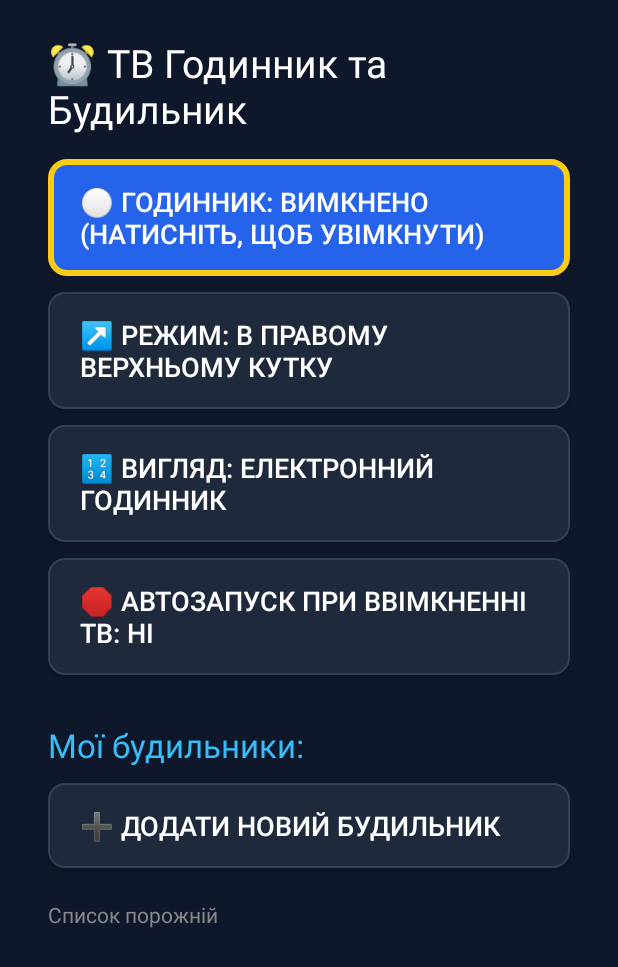
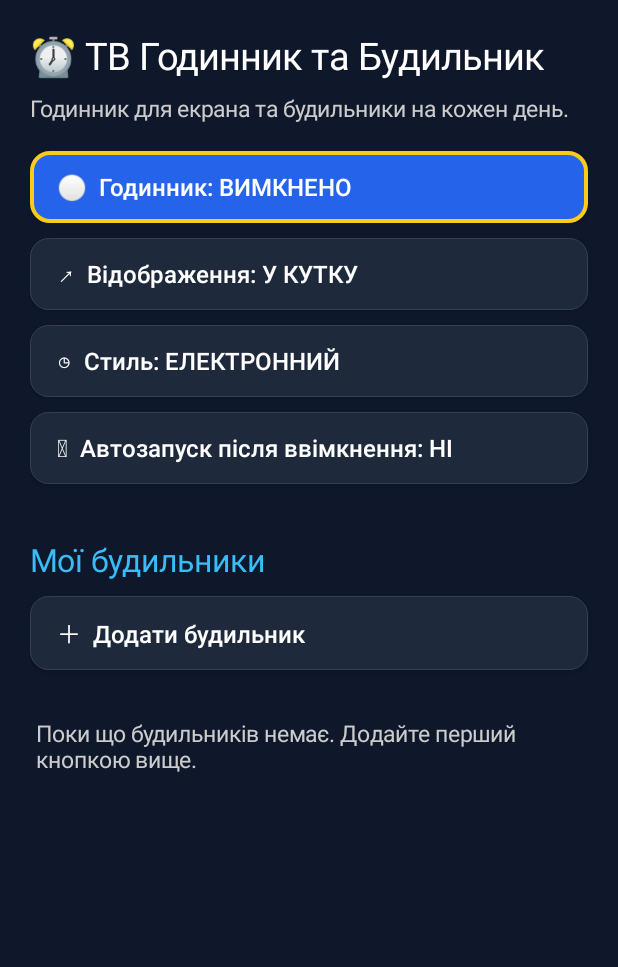
Before and after one commit to portallcomua/alarm-clock, an Android app: the screen it shows after launch (MainActivity), on a phone screen of 412 x 824 dp. Shown: the top 967 px of the screen. Run offline under Robolectric (Android 15) with nearby library versions, the phone set to English and light mode, and no system bars.

Commit message:
Improve alarm management and responsive TV/mobile controls

```diff
--- a/app/src/main/java/com/example/tvclock/MainActivity.kt
+++ b/app/src/main/java/com/example/tvclock/MainActivity.kt
@@ -1,12 +1,9 @@
 package com.example.tvclock
 
 import android.Manifest
-
-import android.app.AlarmManager
 import android.app.AlertDialog
-import android.app.PendingIntent
-import android.content.Context
 import android.content.Intent
+import android.content.pm.PackageManager
 import android.graphics.Color
 import android.graphics.drawable.GradientDrawable
 import android.graphics.drawable.StateListDrawable
@@ -15,303 +12,396 @@ import android.os.Build
 import android.os.Bundle
 import android.provider.Settings
 import android.view.Gravity
-import android.view.View
-import android.widget.*
+import android.widget.Button
+import android.widget.EditText
+import android.widget.LinearLayout
+import android.widget.ScrollView
+import android.widget.TextView
+import android.widget.Toast
 import androidx.appcompat.app.AppCompatActivity
-import java.util.Calendar
 
 class MainActivity : AppCompatActivity() {
 
     private lateinit var prefs: PrefsManager
     private lateinit var alarmsContainer: LinearLayout
+    private lateinit var clockButton: Button
+    private lateinit var modeButton: Button
+    private lateinit var styleButton: Button
+    private lateinit var bootButton: Button
 
     override fun onCreate(savedInstanceState: Bundle?) {
         super.onCreate(savedInstanceState)
         prefs = PrefsManager(this)
+        requestNotificationPermissionIfNeeded()
 
-        if (Build.VERSION.SDK_INT >= Build.VERSION_CODES.TIRAMISU &&
-            checkSelfPermission(Manifest.permission.POST_NOTIFICATIONS) != android.content.pm.PackageManager.PERMISSION_GRANTED) {
-            requestPermissions(arrayOf(Manifest.permission.POST_NOTIFICATIONS), 1001)
+        val scroll = ScrollView(this).apply {
+            setBackgroundColor(Color.rgb(15, 23, 42))
+            isFillViewport = true
+        }
+        val root = LinearLayout(this).apply {
+            orientation = LinearLayout.VERTICAL
+            setPadding(dp(20), dp(20), dp(20), dp(28))
         }
 
-        val scrollView = ScrollView(this).apply {
-            setBackgroundColor(Color.parseColor("#0F172A"))
-        }
+        root.addView(TextView(this).apply {
+            text = "⏰ ТВ Годинник та Будильник"
+            textSize = 25f
+            setTextColor(Color.WHITE)
+            setPadding(0, 0, 0, dp(8))
+        })
+        root.addView(TextView(this).apply {
+            text = "Годинник для екрана та будильники на кожен день."
+            textSize = 15f
+            setTextColor(Color.LTGRAY)
+            setPadding(0, 0, 0, dp(18))
+        })
 
-        val root = LinearLayout(this).apply {
-            orientation = LinearLayout.VERTICAL
-            setPadding(48, 36, 48, 36)
-        }
+        clockButton = createTvButton("")
+        clockButton.setOnClickListener { toggleClock() }
+        root.addView(clockButton)
 
-        val header = TextView(this).apply {
-            text = "⏰ ТВ Годинник та Будильник"
-            textSize = 26f
-            setTextColor(Color.WHITE)
-            setPadding(0, 0, 0, 24)
-        }
-        root.addView(header)
-
-        // 1. Кнопка Увімкнути / Вимкнути годинник
-        val btnToggleClock = createTvButton(
-            if (prefs.isClockActive) "🟢 Годинник: УВІМКНЕНО (Натисніть, щоб вимкнути)"
-            else "⚪ Годинник: ВИМКНЕНО (Натисніть, щоб увімкнути)"
-        )
-        btnToggleClock.setOnClickListener {
-            toggleClock(btnToggleClock)
-        }
-        root.addView(btnToggleClock)
-
-        // 2. Режим відображення: Кут екрана чи Весь екран
-        val btnMode = createTvButton(
-            if (prefs.isFullScreen) "🖥️ Режим: НА ВЕСЬ ЕКРАН (як заставка)"
-            else "↗️ Режим: В ПРАВОМУ ВЕРХНЬОМУ КУТКУ"
-        )
-        btnMode.setOnClickListener {
+        modeButton = createTvButton("")
+        modeButton.setOnClickListener {
             prefs.isFullScreen = !prefs.isFullScreen
-            btnMode.text = if (prefs.isFullScreen) "🖥️ Режим: НА ВЕСЬ ЕКРАН (як заставка)"
-            else "↗️ Режим: В ПРАВОМУ ВЕРХНЬОМУ КУТКУ"
+            updateButtons()
             restartOverlayIfActive()
         }
-        root.addView(btnMode)
+        root.addView(modeButton)
 
-        // 3. Вигляд: Електронний чи Циферблат
-        val btnStyle = createTvButton(
-            if (prefs.isAnalog) "🕰️ Вигляд: СТРІЛКОВИЙ ЦИФЕРБЛАТ"
-            else "🔢 Вигляд: ЕЛЕКТРОННИЙ ГОДИННИК"
-        )
-        btnStyle.setOnClickListener {
+        styleButton = createTvButton("")
+        styleButton.setOnClickListener {
             prefs.isAnalog = !prefs.isAnalog
-            btnStyle.text = if (prefs.isAnalog) "🕰️ Вигляд: СТРІЛКОВИЙ ЦИФЕРБЛАТ"
-            else "🔢 Вигляд: ЕЛЕКТРОННИЙ ГОДИННИК"
+            updateButtons()
             restartOverlayIfActive()
         }
-        root.addView(btnStyle)
+        root.addView(styleButton)
 
-        // 4. Автозапуск при ввімкненні ТВ
-        val btnBoot = createTvButton(
-            if (prefs.autoStartOnBoot) "🚀 Автозапуск при ввімкненні ТВ: ТАК"
-            else "🛑 Автозапуск при ввімкненні ТВ: НІ"
-        )
-        btnBoot.setOnClickListener {
+        bootButton = createTvButton("")
+        bootButton.setOnClickListener {
             prefs.autoStartOnBoot = !prefs.autoStartOnBoot
-            btnBoot.text = if (prefs.autoStartOnBoot) "🚀 Автозапуск при ввімкненні ТВ: ТАК"
-            else "🛑 Автозапуск при ввімкненні ТВ: НІ"
+            updateButtons()
+            Toast.makeText(
+                this,
+                if (prefs.autoStartOnBoot) "Автозапуск увімкнено" else "Автозапуск вимкнено",
+                Toast.LENGTH_SHORT
+            ).show()
         }
-        root.addView(btnBoot)
+        root.addView(bootButton)
+        updateButtons()
 
-        // Розділ будильників
-        val alarmTitle = TextView(this).apply {
-            text = "Мої будильники:"
-            textSize = 22f
-            setTextColor(Color.parseColor("#38BDF8"))
-            setPadding(0, 32, 0, 16)
-        }
-        root.addView(alarmTitle)
+        root.addView(TextView(this).apply {
+            text = "Мої будильники"
+            textSize = 21f
+            setTextColor(Color.rgb(56, 189, 248))
+            setPadding(0, dp(26), 0, dp(10))
+        })
 
-        val btnAddAlarm = createTvButton("➕ Додати новий будильник")
-        btnAddAlarm.setOnClickListener { showAddAlarmDialog() }
-        root.addView(btnAddAlarm)
+        val addButton = createTvButton("＋  Додати будильник")
+        addButton.setOnClickListener { showAlarmDialog() }
+        root.addView(addButton)
 
         alarmsContainer = LinearLayout(this).apply {
             orientation = LinearLayout.VERTICAL
-            setPadding(0, 16, 0, 0)
+            setPadding(0, dp(10), 0, 0)
         }
         root.addView(alarmsContainer)
-
+        scroll.addView(root)
+        setContentView(scroll)
         renderAlarmsList()
-
-        scrollView.addView(root)
-        setContentView(scrollView)
-        btnToggleClock.requestFocus()
-    }
-
-    // Створення кнопки з яскравою обводкою при виборі пультом ТВ
-    private fun createTvButton(label: String): Button {
-        return Button(this).apply {
-            text = label
-            textSize = 18f
-            setTextColor(Color.WHITE)
-            gravity = Gravity.START or Gravity.CENTER_VERTICAL
-            setPadding(32, 24, 32, 24)
-            isFocusable = true
-            isFocusableInTouchMode = true
-
-            val focusedDrawable = GradientDrawable().apply {
-                setColor(Color.parseColor("#2563EB"))
-                setStroke(6, Color.parseColor("#FACC15")) // Жовта рамка для пульта
-                cornerRadius = 16f
-            }
-            val normalDrawable = GradientDrawable().apply {
-                setColor(Color.parseColor("#1E293B"))
-                setStroke(2, Color.parseColor("#334155"))
-                cornerRadius = 16f
-            }
-            val states = StateListDrawable().apply {
-                addState(intArrayOf(android.R.attr.state_focused), focusedDrawable)
-                addState(intArrayOf(), normalDrawable)
-            }
-            background = states
-
-            val params = LinearLayout.LayoutParams(
-                LinearLayout.LayoutParams.MATCH_PARENT,
-                LinearLayout.LayoutParams.WRAP_CONTENT
-            ).apply { setMargins(0, 0, 0, 16) }
-            layoutParams = params
-        }
+        clockButton.requestFocus()
     }
 
     override fun onResume() {
         super.onResume()
-        // Re-arm alarms after returning from Android's exact-alarm access screen.
+        if (::prefs.isInitialized) {
             AlarmScheduler.rescheduleAll(this)
+            if (::clockButton.isInitialized) updateButtons()
+        }
     }
 
-    private fun toggleClock(btn: Button) {
+    private fun requestNotificationPermissionIfNeeded() {
+        if (Build.VERSION.SDK_INT >= Build.VERSION_CODES.TIRAMISU &&
+            checkSelfPermission(Manifest.permission.POST_NOTIFICATIONS) != PackageManager.PERMISSION_GRANTED
+        ) {
+            requestPermissions(arrayOf(Manifest.permission.POST_NOTIFICATIONS), 1001)
+        }
+    }
+
+    private fun updateButtons() {
+        clockButton.text = if (prefs.isClockActive) {
+            "🟢  Годинник: УВІМКНЕНО"
+        } else {
+            "⚪  Годинник: ВИМКНЕНО"
+        }
+        modeButton.text = if (prefs.isFullScreen) {
+            "▣  Відображення: НА ВЕСЬ ЕКРАН"
+        } else {
+            "↗  Відображення: У КУТКУ"
+        }
+        styleButton.text = if (prefs.isAnalog) {
+            "◷  Стиль: СТРІЛКОВИЙ"
+        } else {
+            "◷  Стиль: ЕЛЕКТРОННИЙ"
+        }
+        bootButton.text = if (prefs.autoStartOnBoot) {
+            "🚀  Автозапуск після ввімкнення: ТАК"
+        } else {
+            "⏻  Автозапуск після ввімкнення: НІ"
+        }
+    }
+
+    private fun createTvButton(label: String): Button = Button(this).apply {
+        text = label
+        textSize = 16f
+        isAllCaps = false
+        setTextColor(Color.WHITE)
+        gravity = Gravity.START or Gravity.CENTER_VERTICAL
+        setPadding(dp(18), dp(13), dp(18), dp(13))
+        isFocusable = true
+        isFocusableInTouchMode = true
+
+        val focused = GradientDrawable().apply {
+            setColor(Color.rgb(37, 99, 235))
+            setStroke(dp(3), Color.rgb(250, 204, 21))
+            cornerRadius = dp(12).toFloat()
+        }
+        val normal = GradientDrawable().apply {
+            setColor(Color.rgb(30, 41, 59))
+            setStroke(dp(1), Color.rgb(51, 65, 85))
+            cornerRadius = dp(12).toFloat()
+        }
+        background = StateListDrawable().apply {
+            addState(intArrayOf(android.R.attr.state_focused), focused)
+            addState(intArrayOf(), normal)
+        }
+        layoutParams = LinearLayout.LayoutParams(
+            LinearLayout.LayoutParams.MATCH_PARENT,
+            LinearLayout.LayoutParams.WRAP_CONTENT
+        ).apply { setMargins(0, 0, 0, dp(10)) }
+    }
+
+    private fun createSmallButton(label: String, onClick: () -> Unit): Button =
+        Button(this).apply {
+            text = label
+            textSize = 13f
+            isAllCaps = false
+            minHeight = dp(44)
+            setPadding(dp(5), dp(4), dp(5), dp(4))
+            isFocusable = true
+            setOnClickListener { onClick() }
+        }
+
+    private fun toggleClock() {
         if (!Settings.canDrawOverlays(this)) {
-            Toast.makeText(this, "Надайте дозвіл 'Поверх інших вікон' у налаштуваннях ТВ", Toast.LENGTH_LONG).show()
-            startActivity(Intent(Settings.ACTION_MANAGE_OVERLAY_PERMISSION, Uri.parse("package:$packageName")))
+            Toast.makeText(
+                this,
+                "Надайте дозвіл «Поверх інших вікон», щоб показувати годинник поверх програм.",
+                Toast.LENGTH_LONG
+            ).show()
+            try {
+                startActivity(
+                    Intent(
+                        Settings.ACTION_MANAGE_OVERLAY_PERMISSION,
+                        Uri.parse("package:$packageName")
+                    )
+                )
+            } catch (_: Exception) {
+                Toast.makeText(this, "Не вдалося відкрити налаштування дозволів.", Toast.LENGTH_LONG).show()
+            }
             return
         }
 
+        if (prefs.isClockActive) {
+            stopService(Intent(this, ClockOverlayService::class.java))
+            prefs.isClockActive = false
+        } else {
+            try {
+                val serviceIntent = Intent(this, ClockOverlayService::class.java)
+                if (Build.VERSION.SDK_INT >= Build.VERSION_CODES.O) startForegroundService(serviceIntent)
+                else startService(serviceIntent)
+                prefs.isClockActive = true
+            } catch (_: Exception) {
+                prefs.isClockActive = false
+                Toast.makeText(this, "Не вдалося запустити годинник. Перевірте дозволи системи.", Toast.LENGTH_LONG).show()
+            }
+        }
+        updateButtons()
+    }
+
+    private fun restartOverlayIfActive() {
+        if (!prefs.isClockActive) return
         val intent = Intent(this, ClockOverlayService::class.java)
-        if (prefs.isClockActive) {
         stopService(intent)
-            prefs.isClockActive = false
-            btn.text = "⚪ Годинник: ВИМКНЕНО (Натисніть, щоб увімкнути)"
-        } else {
+        try {
             if (Build.VERSION.SDK_INT >= Build.VERSION_CODES.O) startForegroundService(intent)
             else startService(intent)
-            prefs.isClockActive = true
-            btn.text = "🟢 Годинник: УВІМКНЕНО (Натисніть, щоб вимкнути)"
+        } catch (_: Exception) {
+            prefs.isClockActive = false
+            updateButtons()
+            Toast.makeText(this, "Годинник зупинено: система не дозволила перезапуск.", Toast.LENGTH_LONG).show()
         }
     }
 
-    private fun restartOverlayIfActive() {
-        if (prefs.isClockActive) {
-            stopService(Intent(this, ClockOverlayService::class.java))
-            val intent = Intent(this, ClockOverlayService::class.java)
-            if (Build.VERSION.SDK_INT >= Build.VERSION_CODES.O) startForegroundService(intent)
-            else startService(intent)
-        }
-    }
-
-    // Зручне для пульта діалогове вікно створення будильника
-    private fun showAddAlarmDialog() {
-        var hour = 7
-        var minute = 30
+    private fun showAlarmDialog(existing: AlarmItem? = null) {
+        var hour = existing?.hour ?: 7
+        var minute = existing?.minute ?: 30
 
         val layout = LinearLayout(this).apply {
             orientation = LinearLayout.VERTICAL
-            setPadding(40, 30, 40, 30)
-            setBackgroundColor(Color.parseColor("#1E293B"))
+            setPadding(dp(20), dp(12), dp(20), dp(8))
+            setBackgroundColor(Color.rgb(30, 41, 59))
         }
-
         val timeDisplay = TextView(this).apply {
-            text = String.format("%02d:%02d", hour, minute)
-            textSize = 42f
-            setTextColor(Color.parseColor("#FACC15"))
+            text = formatTime(hour, minute)
+            textSize = 38f
+            setTextColor(Color.rgb(250, 204, 21))
+            gravity = Gravity.CENTER
+            setPadding(0, dp(8), 0, dp(12))
+        }
+        val controls = LinearLayout(this).apply {
+            orientation = LinearLayout.HORIZONTAL
             gravity = Gravity.CENTER
         }
 
-        val controlsRow = LinearLayout(this).apply {
-            orientation = LinearLayout.HORIZONTAL
-            gravity = Gravity.CENTER
-            setPadding(0, 16, 0, 24)
+        fun refreshTime() {
+            timeDisplay.text = formatTime(hour, minute)
         }
 
-        val btnHourPlus = createSmallControl("+ Год") {
+        controls.addView(createSmallButton("− Год") {
+            hour = (hour + 23) % 24
+            refreshTime()
+        })
+        controls.addView(createSmallButton("+ Год") {
             hour = (hour + 1) % 24
-            timeDisplay.text = String.format("%02d:%02d", hour, minute)
-        }
-        val btnHourMinus = createSmallControl("- Год") {
-            hour = if (hour - 1 < 0) 23 else hour - 1
-            timeDisplay.text = String.format("%02d:%02d", hour, minute)
-        }
-        val btnMinPlus = createSmallControl("+ Хв") {
+            refreshTime()
+        })
+        controls.addView(createSmallButton("− 5 хв") {
+            minute = (minute + 55) % 60
+            refreshTime()
+        })
+        controls.addView(createSmallButton("+ 5 хв") {
             minute = (minute + 5) % 60
-            timeDisplay.text = String.format("%02d:%02d", hour, minute)
-        }
-        val btnMinMinus = createSmallControl("- Хв") {
-            minute = if (minute - 5 < 0) 55 else minute - 5
-            timeDisplay.text = String.format("%02d:%02d", hour, minute)
-        }
+            refreshTime()
+        })
 
-        controlsRow.addView(btnHourMinus)
-        controlsRow.addView(btnHourPlus)
-        controlsRow.addView(btnMinMinus)
-        controlsRow.addView(btnMinPlus)
-
-        // Поле для назви (при натисканні OK відкриє екранну клавіатуру)
-        val inputLabel = EditText(this).apply {
-            hint = "Назва (натисніть OK для клавіатури)"
+        val labelInput = EditText(this).apply {
+            hint = "Назва будильника"
+            setText(existing?.label ?: "")
             setTextColor(Color.WHITE)
-            setHintTextColor(Color.GRAY)
-            textSize = 18f
+            setHintTextColor(Color.LTGRAY)
+            textSize = 16f
+            isSingleLine = true
             isFocusable = true
         }
 
         layout.addView(timeDisplay)
-        layout.addView(controlsRow)
-        layout.addView(inputLabel)
+        layout.addView(controls)
+        layout.addView(labelInput)
 
         AlertDialog.Builder(this)
-            .setTitle("Новий будильник")
+            .setTitle(if (existing == null) "Новий будильник" else "Редагувати будильник")
             .setView(layout)
             .setPositiveButton("Зберегти") { _, _ ->
-                val list = prefs.getAlarms()
-                var newId = (System.currentTimeMillis() % Int.MAX_VALUE).toInt().coerceAtLeast(1)
-                while (list.any { it.id == newId }) {
-                    newId = if (newId == Int.MAX_VALUE) 1 else newId + 1
+                val alarms = prefs.getAlarms()
+                val label = labelInput.text.toString().trim().ifBlank { "Будильник" }
+                if (existing == null) {
+                    var id = (System.currentTimeMillis() % Int.MAX_VALUE).toInt().coerceAtLeast(1)
+                    while (alarms.any { it.id == id }) {
+                        id = if (id == Int.MAX_VALUE) 1 else id + 1
                     }
-                val labelText = inputLabel.text.toString().ifBlank { "Будильник" }
-                val newItem = AlarmItem(newId, hour, minute, labelText, true)
-                list.add(newItem)
-                prefs.saveAlarms(list)
-                scheduleSystemAlarm(newItem)
+                    val created = AlarmItem(id, hour, minute, label, true)
+                    alarms.add(created)
+                    prefs.saveAlarms(alarms)
+                    scheduleSystemAlarm(created)
+                } else {
+                    AlarmScheduler.cancel(this, existing)
+                    val index = alarms.indexOfFirst { it.id == existing.id }
+                    if (index >= 0) {
+                        val updated = existing.copy(hour = hour, minute = minute, label = label)
+                        alarms[index] = updated
+                        prefs.saveAlarms(alarms)
+                        scheduleSystemAlarm(updated)
+                    }
+                }
                 renderAlarmsList()
             }
             .setNegativeButton("Скасувати", null)
             .show()
     }
 
-    private fun createSmallControl(label: String, onClick: () -> Unit): Button {
-        return Button(this).apply {
-            text = label
-            isFocusable = true
-            setOnClickListener { onClick() }
+    private fun renderAlarmsList() {
+        alarmsContainer.removeAllViews()
+        val alarms = prefs.getAlarms().sortedWith(compareBy<AlarmItem> { it.hour }.thenBy { it.minute })
+        if (alarms.isEmpty()) {
+            alarmsContainer.addView(TextView(this).apply {
+                text = "Поки що будильників немає. Додайте перший кнопкою вище."
+                textSize = 15f
+                setTextColor(Color.LTGRAY)
+                setPadding(dp(4), dp(12), dp(4), dp(12))
+            })
+            return
+        }
+
+        alarms.forEach { alarm ->
+            val card = LinearLayout(this).apply {
+                orientation = LinearLayout.VERTICAL
+                setPadding(dp(12), dp(8), dp(12), dp(8))
+                background = GradientDrawable().apply {
+                    setColor(Color.rgb(30, 41, 59))
+                    setStroke(dp(1), Color.rgb(51, 65, 85))
+                    cornerRadius = dp(10).toFloat()
+                }
+                layoutParams = LinearLayout.LayoutParams(
+                    LinearLayout.LayoutParams.MATCH_PARENT,
+                    LinearLayout.LayoutParams.WRAP_CONTENT
+                ).apply { setMargins(0, 0, 0, dp(10)) }
+            }
+            card.addView(TextView(this).apply {
+                text = "${formatTime(alarm.hour, alarm.minute)}  ·  ${alarm.label}"
+                textSize = 19f
+                setTextColor(if (alarm.isEnabled) Color.WHITE else Color.GRAY)
+                setPadding(dp(4), dp(4), dp(4), dp(8))
+            })
+            val actions = LinearLayout(this).apply {
+                orientation = LinearLayout.HORIZONTAL
+                gravity = Gravity.CENTER_VERTICAL
+            }
+            fun actionButton(text: String, action: () -> Unit) {
+                actions.addView(createSmallButton(text, action), LinearLayout.LayoutParams(
+                    0, LinearLayout.LayoutParams.WRAP_CONTENT, 1f
+                ).apply { setMargins(dp(2), 0, dp(2), 0) })
+            }
+            actionButton(if (alarm.isEnabled) "Увімкнено" else "Вимкнено") {
+                val current = prefs.getAlarms()
+                val item = current.firstOrNull { it.id == alarm.id } ?: return@actionButton
+                item.isEnabled = !item.isEnabled
+                prefs.saveAlarms(current)
+                if (item.isEnabled) scheduleSystemAlarm(item) else AlarmScheduler.cancel(this, item)
+                renderAlarmsList()
+            }
+            actionButton("Змінити") { showAlarmDialog(alarm) }
+            actionButton("Видалити") {
+                AlarmScheduler.cancel(this, alarm)
+                val current = prefs.getAlarms()
+                current.removeAll { it.id == alarm.id }
+                prefs.saveAlarms(current)
+                renderAlarmsList()
+                Toast.makeText(this, "Будильник видалено", Toast.LENGTH_SHORT).show()
+            }
+            card.addView(actions)
+            alarmsContainer.addView(card)
         }
     }
 
-    private fun renderAlarmsList() {
-        alarmsContainer.removeAllViews()
-        val list = prefs.getAlarms()
-        if (list.isEmpty()) {
-            alarmsContainer.addView(TextView(this).apply {
-text = "Список порожній"
-setTextColor(Color.GRAY)
-})
-return
-}
-for (alarm in list) {
-val btn = createTvButton(
-"⏰ ${String.format("%02d:%02d", alarm.hour, alarm.minute)} — ${alarm.label} [Натисніть щоб видалити]"
-)
-btn.setOnClickListener {
-cancelSystemAlarm(alarm)
-list.remove(alarm)
-prefs.saveAlarms(list)
-renderAlarmsList()
-Toast.makeText(this, "Будильник видалено", Toast.LENGTH_SHORT).show()
-}
-alarmsContainer.addView(btn)
-}
-}
     private fun scheduleSystemAlarm(alarm: AlarmItem) {
+        if (!alarm.isEnabled) return
         val exact = AlarmScheduler.schedule(this, alarm)
         if (!exact && Build.VERSION.SDK_INT >= Build.VERSION_CODES.S) {
+            val manager = getSystemService(android.app.AlarmManager::class.java)
+            if (!manager.canScheduleExactAlarms()) {
                 Toast.makeText(
                     this,
-            "Для точного спрацювання дозвольте будильники в налаштуваннях Android",
+                    "Для точного спрацювання дозвольте точні будильники в налаштуваннях Android.",
                     Toast.LENGTH_LONG
                 ).show()
                 try {
@@ -322,13 +412,15 @@ private fun scheduleSystemAlarm(alarm: AlarmItem) {
                         )
                     )
                 } catch (_: Exception) {
-            // Some Android TV firmwares do not expose this settings screen.
+                    Toast.makeText(this, "Відкрийте дозвіл вручну в налаштуваннях програм.", Toast.LENGTH_LONG).show()
+                }
+            } else {
+                Toast.makeText(this, "Будильник встановлено з резервним системним плануванням.", Toast.LENGTH_LONG).show()
             }
         }
     }
 
-private fun cancelSystemAlarm(alarm: AlarmItem) {
-    AlarmScheduler.cancel(this, alarm)
+    private fun formatTime(hour: Int, minute: Int) = String.format("%02d:%02d", hour, minute)
+
+    private fun dp(value: Int): Int = (value * resources.displayMetrics.density).toInt()
 }
-
-}
```
Lines whose indentation alone changed are shown as unchanged.
